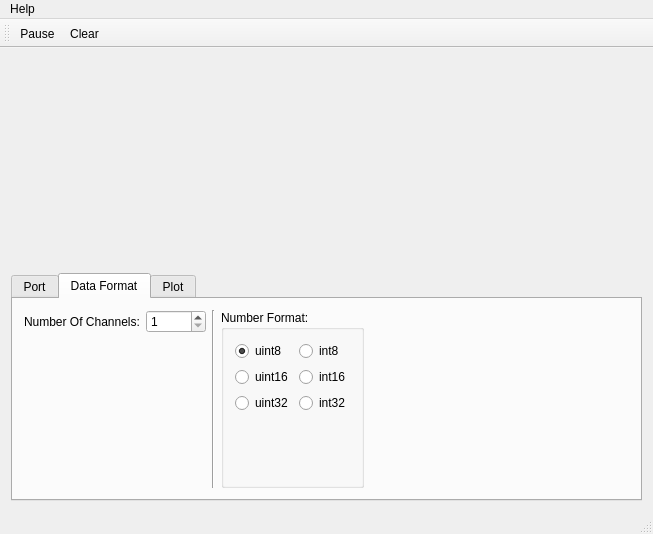
Old version of the form mainwindow.ui in the repository AlexanderAmelkin/SerialPlot.
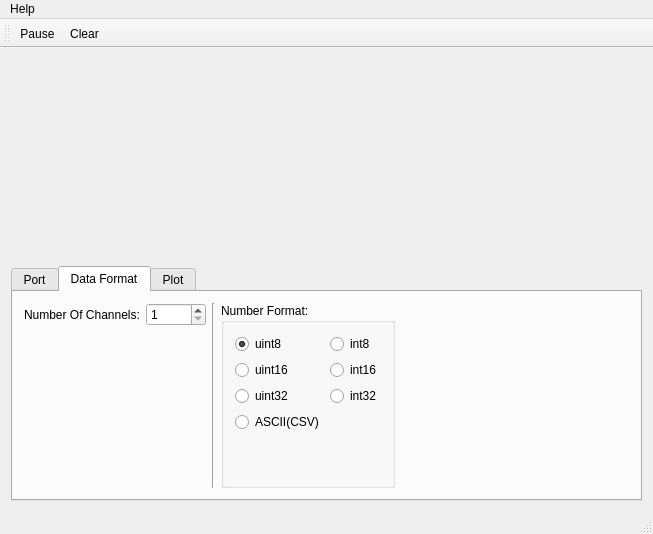
New version of the form. The open tabs and pages were chosen to show the change. Custom widgets are drawn as their Qt base class.

Commit message: added ASCII (Comma Separated Values) data support

```diff
--- a/mainwindow.ui
+++ b/mainwindow.ui
@@ -434,7 +434,7 @@
              </property>
             </widget>
            </item>
-           <item row="3" column="0">
+           <item row="4" column="0">
             <spacer name="verticalSpacer_6">
              <property name="orientation">
               <enum>Qt::Vertical</enum>
@@ -447,6 +447,16 @@
              </property>
             </spacer>
            </item>
+           <item row="3" column="0">
+            <widget class="QRadioButton" name="rbASCII">
+             <property name="toolTip">
+              <string>Comma Separated Values</string>
+             </property>
+             <property name="text">
+              <string>ASCII(CSV)</string>
+             </property>
+            </widget>
+           </item>
           </layout>
          </widget>
         </item>
```
The commit also changes 2 other files.
